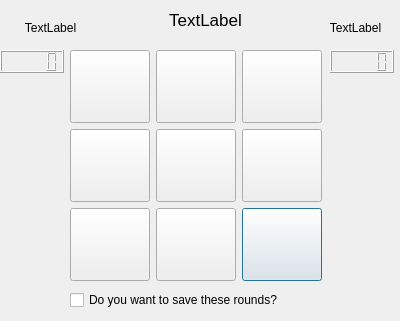
Qt form tictactoev/startgame.ui (Jolinejo/Advanced-Tic-Tac-Toe) before a commit.
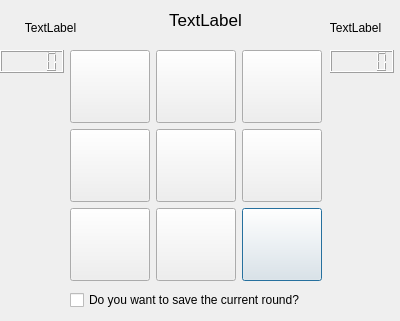
The same form after that commit.

Patch:
```diff
--- a/tictactoev/startgame.ui
+++ b/tictactoev/startgame.ui
@@ -240,7 +240,7 @@
     <bool>false</bool>
    </property>
    <property name="text">
-    <string>Do you want to save these rounds? </string>
+    <string>Do you want to save the current round? </string>
    </property>
    <property name="checked">
     <bool>false</bool>
```
